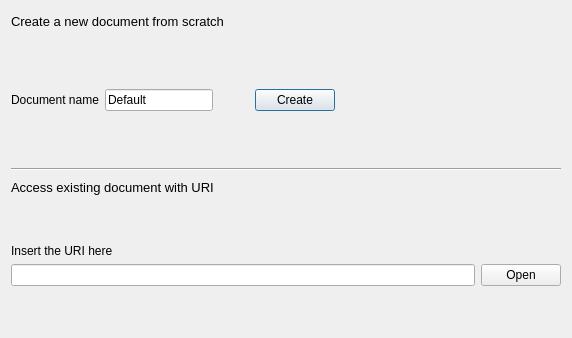
Above: CLIENT/GUI/ui/gui_newdoc.ui from GiuliCler/GIMPteam before the change. Below: the same form after it.
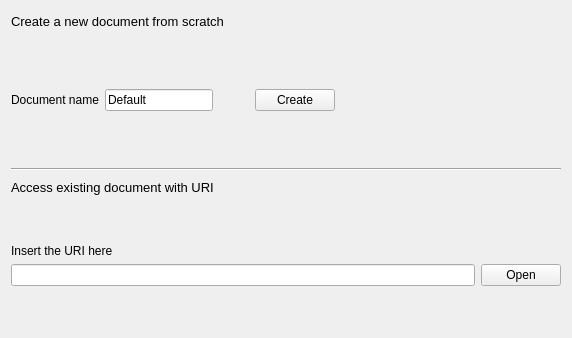
That is the form after the change.

Commit message:
Resize window - bug fix
C'era un problema colla resize ed ho tolto dei warning

```diff
--- a/CLIENT/GUI/ui/gui_newdoc.ui
+++ b/CLIENT/GUI/ui/gui_newdoc.ui
@@ -113,9 +113,6 @@
          <property name="text">
           <string>Create</string>
          </property>
-         <property name="default">
-          <bool>true</bool>
-         </property>
         </widget>
        </item>
        <item>
```
The commit also changes 7 other files.
